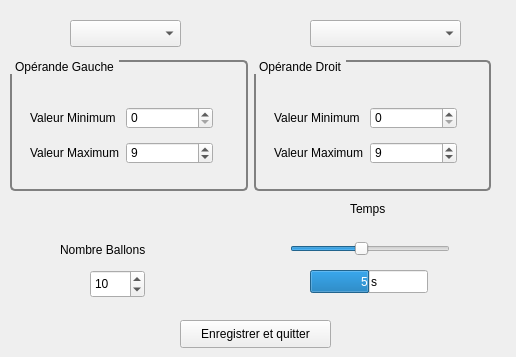
Old version of the form editeur.ui in the repository Txikilinux/leterrier-calculment.
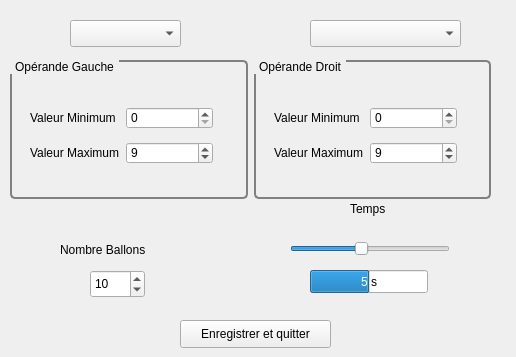
New version of the form.

Commit message: Ajout d'un bouton pour les soustractions, et de ce qui concerne les soustractions dans l'éditeur. Résolution de la non-apparition de l'éditeur si appel dans l'exercice (fin fonctionnalité #407)

Patch:
```diff
--- a/editeur.ui
+++ b/editeur.ui
@@ -19,6 +19,9 @@
   <property name="windowTitle">
    <string>Editeur de niveau</string>
   </property>
+  <property name="autoFillBackground">
+   <bool>true</bool>
+  </property>
   <widget class="QLabel" name="lblVitesse">
    <property name="geometry">
     <rect>
@@ -48,10 +51,13 @@
      <x>10</x>
      <y>60</y>
      <width>481</width>
-     <height>131</height>
+     <height>139</height>
     </rect>
    </property>
-   <layout class="QGridLayout" name="gridLayout_3">
+   <layout class="QGridLayout" name="gridLayout_3" rowstretch="0">
+    <property name="sizeConstraint">
+     <enum>QLayout::SetMinimumSize</enum>
+    </property>
     <item row="0" column="0">
      <widget class="QGroupBox" name="gbNbGauche">
       <property name="styleSheet">
```
The commit also changes 3 other files.
